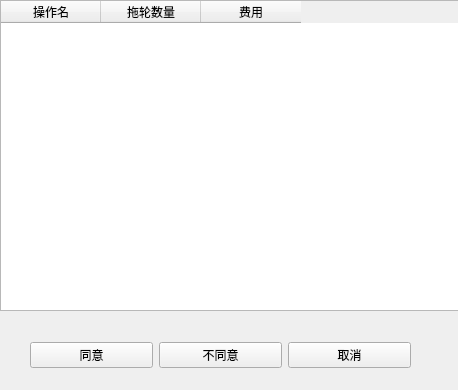
First picture: the form in orderconfirmingprompt.ui, repository KKszkad/TugBillingSystem, before the edit.
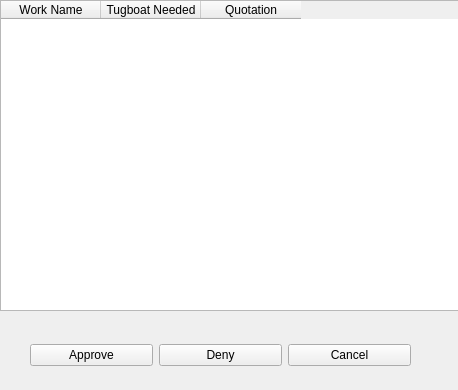
Second picture: the form after the edit.

Diff of the .ui file:
```diff
--- a/orderconfirmingprompt.ui
+++ b/orderconfirmingprompt.ui
@@ -24,17 +24,17 @@
    </property>
    <column>
     <property name="text">
-     <string>操作名</string>
+     <string>Work Name</string>
     </property>
    </column>
    <column>
     <property name="text">
-     <string>拖轮数量</string>
+     <string>Tugboat Needed</string>
     </property>
    </column>
    <column>
     <property name="text">
-     <string>费用</string>
+     <string>Quotation</string>
     </property>
    </column>
   </widget>
@@ -51,21 +51,21 @@
     <item>
      <widget class="QPushButton" name="agree">
       <property name="text">
-       <string>同意</string>
+       <string>Approve</string>
       </property>
      </widget>
     </item>
     <item>
      <widget class="QPushButton" name="disagree">
       <property name="text">
-       <string>不同意</string>
+       <string>Deny</string>
       </property>
      </widget>
     </item>
     <item>
      <widget class="QPushButton" name="cancel">
       <property name="text">
-       <string>取消</string>
+       <string>Cancel</string>
       </property>
      </widget>
     </item>
```
